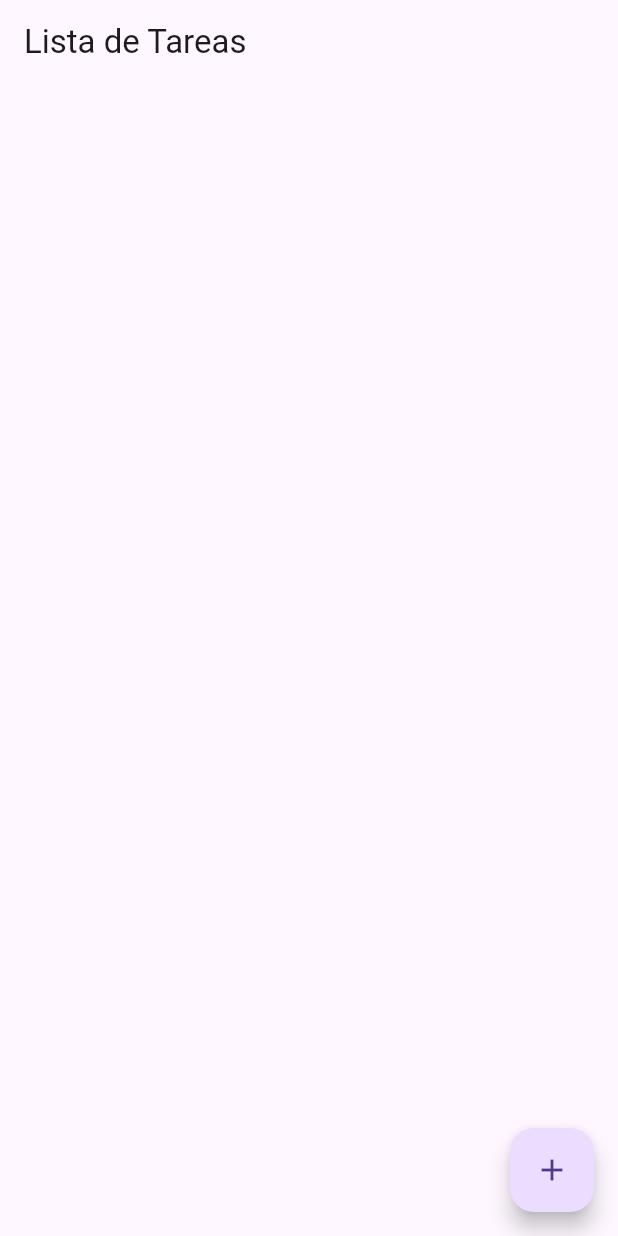
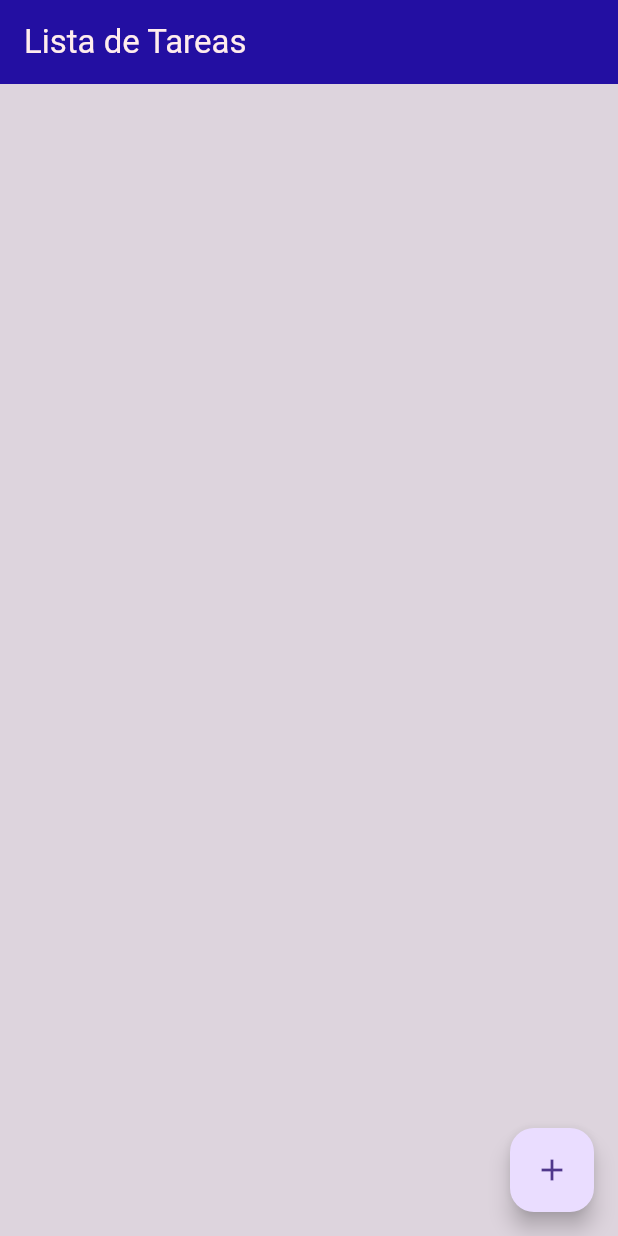
Before and after one commit to ddragnell/To_Do_Task, a Flutter app: the screen it shows after launch, on a phone screen of 412 x 824 dp. Run offline on Flutter 3.47's test engine with Material 3 defaults, Android fonts, the phone set to English and light mode, and no system bars.

Commit message:
Fix: Cambio color

```diff
--- a/lib/controllers/taskList.dart
+++ b/lib/controllers/taskList.dart
@@ -23,6 +23,12 @@ class TaskWidget extends StatelessWidget {
       title: Text(task.name),
       subtitle: Text(task.description),
       leading: Checkbox(
+        fillColor: MaterialStateProperty.resolveWith((states) {
+          if (states.contains(MaterialState.selected)) {
+            return Color.fromARGB(255, 89, 228, 47);
+          }
+          return null;
+        }),
         value: task.name.startsWith('✓ '),
         onChanged: (value) {
           onToggle();
--- a/lib/main.dart
+++ b/lib/main.dart
@@ -1,5 +1,5 @@
 import 'package:flutter/material.dart';
-import 'package:flutter_application_6/widgets/toDoList.dart';
+import 'package:flutter_application_6/views/toDoList.dart';
 
 void main() {
   runApp(const MyApp());
@@ -11,11 +11,13 @@ class MyApp extends StatelessWidget {
   @override
   Widget build(BuildContext context) {
     return MaterialApp(
-      title: 'Lista de tareas',
       theme: ThemeData(
-        primarySwatch: Colors.blue,
-        visualDensity: VisualDensity.adaptivePlatformDensity,
+        scaffoldBackgroundColor: Color.fromARGB(255, 221, 212, 221),
+        appBarTheme: const AppBarTheme(
+          backgroundColor: Color.fromARGB(251, 32, 12, 161),
+        ),
       ),
+      debugShowCheckedModeBanner: false,
       home: const ToDoList(),
     );
   }
--- a/lib/widgets/toDoList.dart
+++ b/lib/views/toDoList.dart
@@ -2,7 +2,7 @@
 
 import 'package:flutter/material.dart';
 import 'package:flutter_application_6/models/task.dart';
-import 'package:flutter_application_6/widgets/addTask.dart';
+import 'package:flutter_application_6/controllers/addTask.dart';
 import 'package:flutter_application_6/controllers/taskList.dart';
 
 class ToDoList extends StatefulWidget {
@@ -48,7 +48,7 @@ class _ToDoListState extends State<ToDoList> {
   Widget build(BuildContext context) {
     return Scaffold(
       appBar: AppBar(
-        title: const Text('Lista de Tareas'),
+        title: const Text('Lista de Tareas', style: TextStyle(color: Color.fromARGB(255, 255, 237, 237))),
       ),
       body: ListView.builder(
         itemCount: tasks.length,
```
Also changed, not shown: lib/controllers/addTask.dart (renamed from lib/widgets/addTask.dart).
